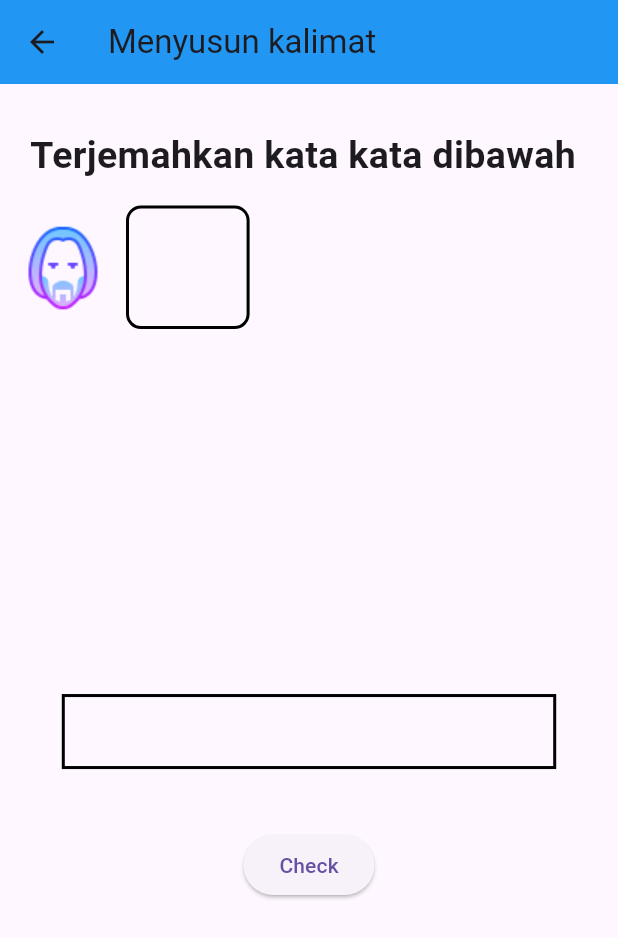
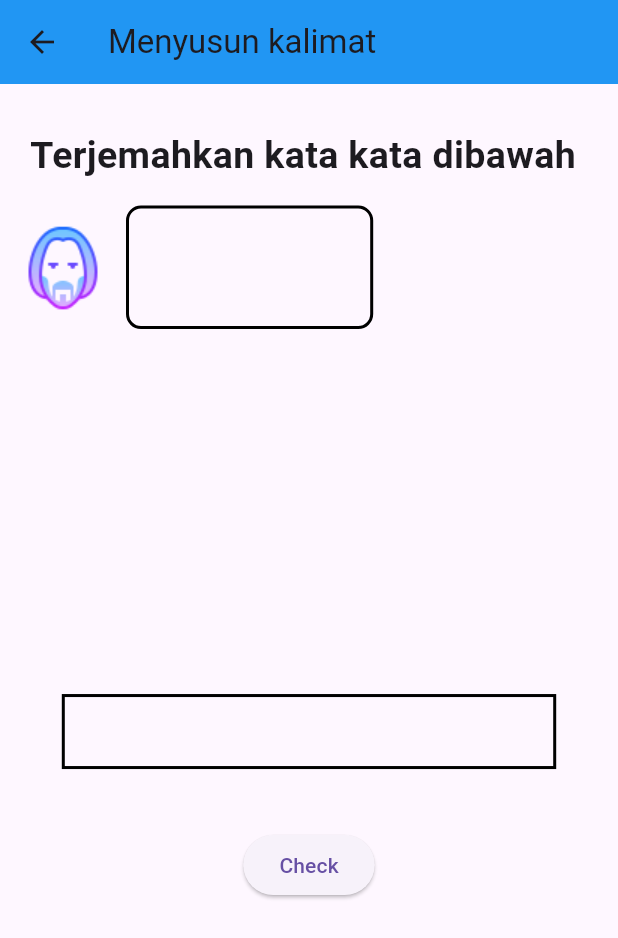
Before and after one commit to LordJmw/MobileFrontEndKel3IF_B_Pagi, a Flutter app: the ArrangingWords screen opened directly with empty values, on a phone screen of 412 x 824 dp. Shown: the top 938 px of the screen. Run offline on Flutter 3.47's test engine with Material 3 defaults, Android fonts, the phone set to English and light mode, and no system bars; our stand-ins replace font_awesome_flutter.

Commit message:
Edited arranging words page

```diff
--- a/lib/arranging_words.dart
+++ b/lib/arranging_words.dart
@@ -58,7 +58,7 @@ class _ArrangingWordsState extends State<ArrangingWords> {
                   padding: EdgeInsets.only(left: 10),
                   child: Container(
                     alignment: Alignment.center,
-                    width: MediaQuery.of(context).size.width * 0.2,
+                    width: MediaQuery.of(context).size.width * 0.4,
                     height: MediaQuery.of(context).size.height * 0.1,
                     decoration: BoxDecoration(
                       border: Border.all(width: 2, color: Colors.black),
--- a/lib/main.dart
+++ b/lib/main.dart
@@ -1,4 +1,5 @@
 import 'package:flutter/material.dart';
+import 'package:project_kel2_mfe/arranging_words.dart';
 import 'package:project_kel2_mfe/feat/register.dart';
 import 'package:project_kel2_mfe/homePage.dart';
 
@@ -13,8 +14,7 @@ class MyApp extends StatelessWidget {
   Widget build(BuildContext context) {
     return MaterialApp(
       title: 'Flutter Demo',
-      // home: const RegisterPage(),
-      home: HomePage(),
+      home: RegisterPage(),
       debugShowCheckedModeBanner: false,
     );
   }
```
